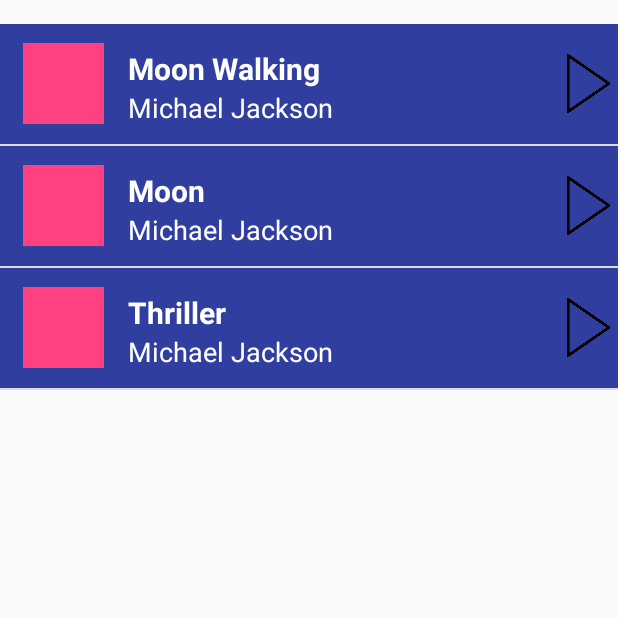
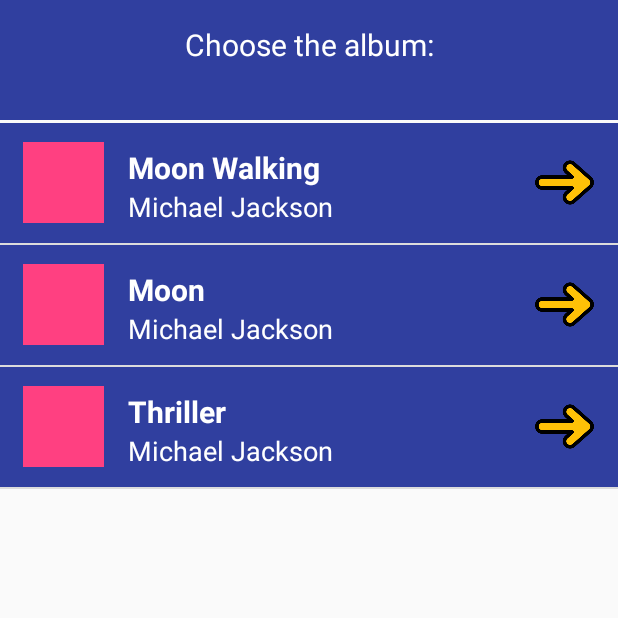
Before and after one commit to GregoryWilusz/ABND_BestMusicApp, an Android app: the AlbumsActivity screen opened directly, with no data from a screen before it, on a phone screen of 412 x 824 dp, the top half of it. Run offline under Robolectric (Android 15) with nearby library versions, the light colour scheme and no system bars; our stand-ins replace ButterKnife.

Commit message:
Added header in albums list, changed right arrow icon

```diff
--- a/app/src/main/java/com/example/android/bestmusicapp/AlbumsActivity.java
+++ b/app/src/main/java/com/example/android/bestmusicapp/AlbumsActivity.java
@@ -48,7 +48,6 @@
                     Intent album1Intent = new Intent(AlbumsActivity.this, SongsActivity.class);
                     album1Intent.putParcelableArrayListExtra("songs", songs);
                     album1Intent.putExtra("album", albums.get(0));
-                    Log.i("Chosen album data", "Album: " + albums.get(0));
                     startActivity(album1Intent);
                 }
 //                if (position==1) {
--- a/app/src/main/java/com/example/android/bestmusicapp/SongsActivity.java
+++ b/app/src/main/java/com/example/android/bestmusicapp/SongsActivity.java
@@ -28,7 +28,6 @@
         ButterKnife.bind(this);
 
         Album chosenAlbum = getIntent().getParcelableExtra("album");
-        Log.i("Chosen album data", "Album: " + chosenAlbum);
         albumTitle.setText(chosenAlbum.getAlbumName());
         artistName.setText(chosenAlbum.getArtistName());
 
--- a/app/src/main/res/layout/activity_main.xml
+++ b/app/src/main/res/layout/activity_main.xml
@@ -4,7 +4,6 @@
     xmlns:tools="http://schemas.android.com/tools"
     android:layout_width="match_parent"
     android:layout_height="match_parent"
-    android:background="@color/app_background"
     android:orientation="vertical"
     tools:context="com.example.android.bestmusicapp.MainActivity">
 
--- a/app/src/main/res/layout/album_list_item.xml
+++ b/app/src/main/res/layout/album_list_item.xml
@@ -45,10 +45,10 @@
 
     <ImageView
         android:id="@+id/go_to_songs"
-        android:src="@drawable/play_button"
+        android:src="@drawable/right_arrow"
         android:layout_width="55dp"
         android:layout_height="55dp"
-        android:paddingLeft="16dp"
+        android:paddingRight="16dp"
         android:layout_alignParentEnd="true"
         android:layout_alignParentRight="true"
         android:layout_centerVertical="true"
--- a/app/src/main/res/layout/albums_list.xml
+++ b/app/src/main/res/layout/albums_list.xml
@@ -1,11 +1,39 @@
 <?xml version="1.0" encoding="utf-8"?>
 
-<ListView
-xmlns:android="http://schemas.android.com/apk/res/android"
-android:id="@+id/albums_list"
-android:layout_width="match_parent"
-android:layout_height="match_parent"
-android:orientation="vertical"
-android:paddingBottom="@dimen/activity_vertical_margin"
-android:paddingTop="@dimen/activity_vertical_margin"
-android:gravity="center_vertical"/>
+<LinearLayout xmlns:android="http://schemas.android.com/apk/res/android"
+    xmlns:tools="http://schemas.android.com/tools"
+    android:layout_width="wrap_content"
+    android:layout_height="match_parent"
+    android:orientation="vertical"
+    tools:context=".AlbumsActivity">
+
+    <RelativeLayout
+        android:id="@+id/song_list_header"
+        android:layout_width="wrap_content"
+        android:layout_height="@dimen/header_height"
+        android:background="@color/colorPrimaryDark"
+        android:orientation="vertical">
+
+        <TextView
+            android:id="@+id/album_list_header"
+            android:layout_width="match_parent"
+            android:layout_height="wrap_content"
+            android:layout_alignParentTop="true"
+            android:text="@string/albums_header_text"
+            android:paddingTop="16dp"
+            android:textAlignment="center"
+            android:textColor="@color/song_item_text_color"
+            android:textSize="@dimen/album_title_text_size" />
+
+    </RelativeLayout>
+
+    <ListView
+        android:id="@+id/albums_list"
+        android:layout_width="match_parent"
+        android:layout_height="match_parent"
+        android:layout_marginBottom="@dimen/list_view_margin"
+        android:layout_marginTop="@dimen/list_view_margin"
+        android:gravity="center_vertical"
+        android:orientation="vertical" />
+
+</LinearLayout>
--- a/app/src/main/res/layout/songs_list.xml
+++ b/app/src/main/res/layout/songs_list.xml
@@ -10,7 +10,7 @@
     <RelativeLayout
         android:id="@+id/song_list_header"
         android:layout_width="wrap_content"
-        android:layout_height="wrap_content"
+        android:layout_height="@dimen/header_height"
         android:background="@color/colorPrimaryDark"
         android:orientation="vertical" >
 
@@ -43,8 +43,8 @@
         android:layout_height="match_parent"
         android:gravity="center_vertical"
         android:orientation="vertical"
-        android:layout_marginBottom="@dimen/activity_vertical_margin"
-        android:layout_marginTop="@dimen/activity_vertical_margin" />
+        android:layout_marginBottom="@dimen/list_view_margin"
+        android:layout_marginTop="@dimen/list_view_margin" />
 
     <Button
         android:id="@+id/navigate_back"
--- a/app/src/main/res/values/colors.xml
+++ b/app/src/main/res/values/colors.xml
@@ -4,6 +4,5 @@
     <color name="colorPrimaryDark">#303F9F</color>
     <color name="colorAccent">#FF4081</color>
     <color name="app_background">#429961</color>
-    <color name="category_color">#114b86</color>
     <color name="song_item_text_color">#ffffff</color>
 </resources>
--- a/app/src/main/res/values/dimens.xml
+++ b/app/src/main/res/values/dimens.xml
@@ -15,5 +15,8 @@
     <!-- Default screen margins, per the Android Design guidelines. -->
     <dimen name="activity_horizontal_margin">16dp</dimen>
     <dimen name="activity_vertical_margin">16dp</dimen>
+    <dimen name="list_view_margin">2dp</dimen>
+    <dimen name="header_height">80dp</dimen>
+
 
 </resources>
--- a/app/src/main/res/values/strings.xml
+++ b/app/src/main/res/values/strings.xml
@@ -13,6 +13,7 @@
     <string name="songs_screen">Search Music</string>
     <string name="duration_time">Duration:</string>
     <string name="back_button">Back</string>
+    <string name="albums_header_text">Choose the album: </string>
 
 
 </resources>
--- a/app/src/main/res/values/styles.xml
+++ b/app/src/main/res/values/styles.xml
@@ -14,7 +14,7 @@
         <item name="android:layout_height">@dimen/category_item_height</item>
         <item name="android:layout_marginTop">@dimen/category_item_margin_top</item>
         <item name="android:padding">@dimen/category_item_padding</item>
-        <item name="android:background">@color/category_color</item>
+        <item name="android:background">@color/colorPrimaryDark</item>
         <item name="android:textColor">@android:color/white</item>
         <item name="android:gravity">center_vertical</item>
         <item name="android:textStyle">bold</item>
```
Also changed, not shown: app/src/main/res/drawable-v24/right_arrow.png (added).
